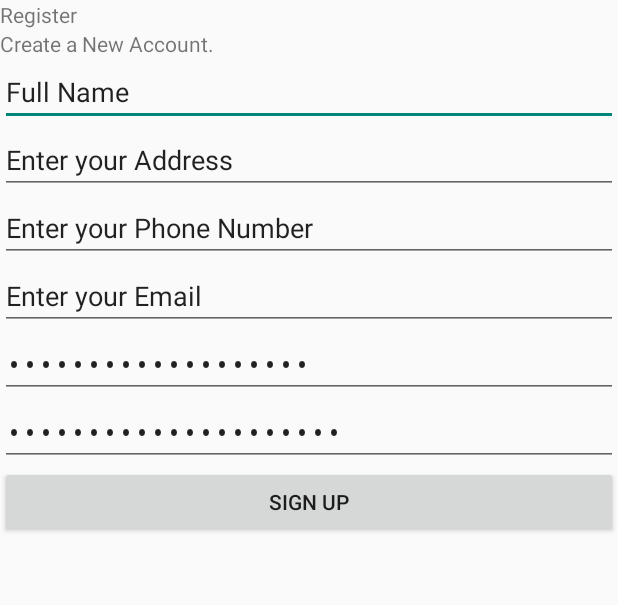
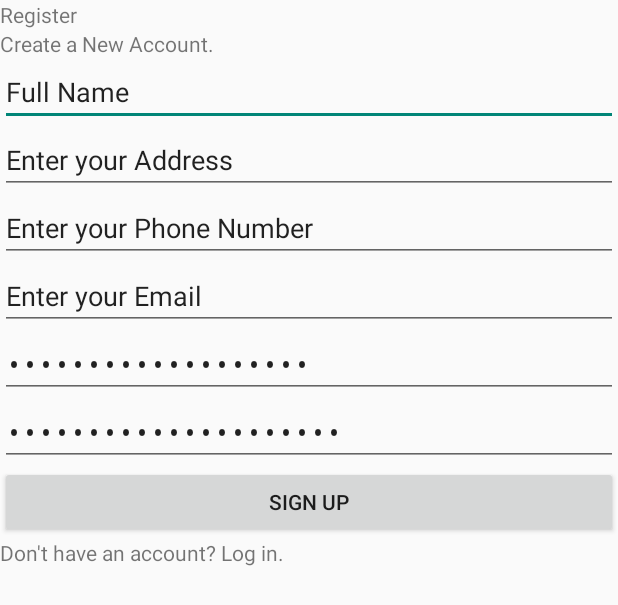
Before and after one commit to atiqurx/service-request-system, an Android app built with Jetpack Compose: the layout register.xml on its own in the app's theme, with its tools: preview values and no code run, on a phone screen of 412 x 824 dp. Shown: the top 605 px of the screen. Run offline under Robolectric (Android 15) with nearby library versions, the phone set to English and light mode, and no system bars.

Commit message:
update text fields on login and sign up

```diff
--- a/app/src/main/res/layout/register.xml
+++ b/app/src/main/res/layout/register.xml
@@ -69,4 +69,10 @@
         android:layout_width="match_parent"
         android:layout_height="wrap_content"
         android:text="@string/signup" />
+
+    <TextView
+        android:id="@+id/textView5"
+        android:layout_width="match_parent"
+        android:layout_height="wrap_content"
+        android:text="@string/already_account_login" />
 </LinearLayout>
--- a/app/src/main/res/values/strings.xml
+++ b/app/src/main/res/values/strings.xml
@@ -1,9 +1,10 @@
 <resources>
     <string name="app_name">srs</string>
-    <string name="login">Log In</string>
-    <string name="signup">Sign Up</string>
+    <string name="login">Log in</string>
+    <string name="signup">Sign up</string>
     <string name="forget_password">Forgot Password?</string>
     <string name="no_account_signup">Don\'t have an account? Sign up.</string>
+    <string name="already_account_login">Don\'t have an account? Log in.</string>
     <string name="register">Register</string>
     <string name="create_acc">Create a New Account.</string>
     <string name="full_name">Full Name</string>
```
